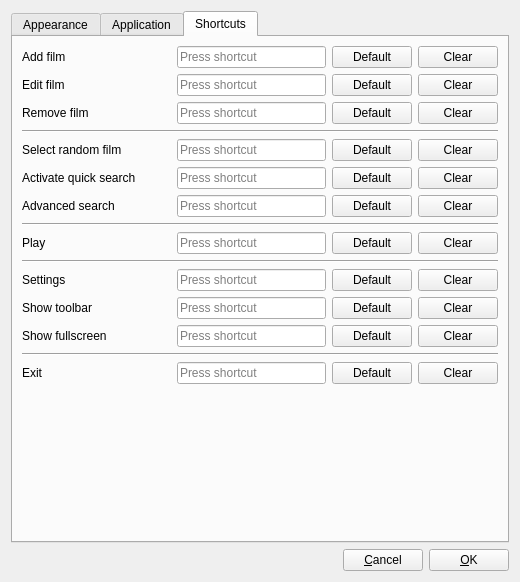
Before: the Qt Designer form src/settingswindow.ui in eugene-melnik/alexandra, drawn with Qt 5.
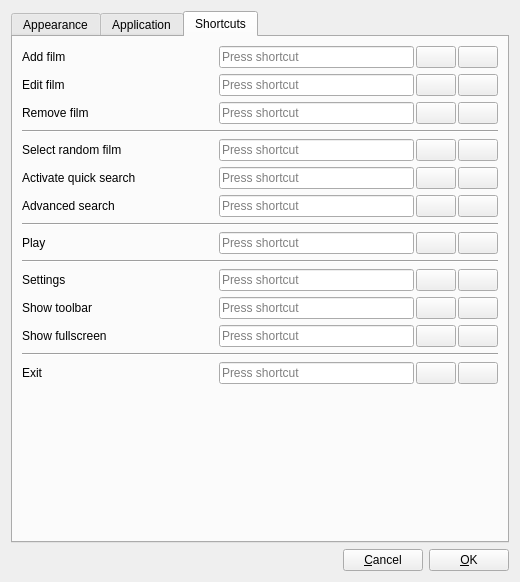
After: the same form once the commit is applied. The open tabs and pages were chosen to show the change. Icons and pictures are not drawn.

Commit message: Icons for Default and Clear buttons and few fixes

The edit to the form file:
```diff
--- a/src/settingswindow.ui
+++ b/src/settingswindow.ui
@@ -760,6 +760,9 @@
       <layout class="QVBoxLayout" name="verticalLayout_5">
        <item>
         <layout class="QHBoxLayout" name="hlAddFilm" stretch="1,1,0,0">
+         <property name="spacing">
+          <number>2</number>
+         </property>
          <item>
           <widget class="QLabel" name="labelAddFilm">
            <property name="text">
@@ -772,14 +775,14 @@
          </item>
          <item>
           <widget class="QPushButton" name="bDefaultAddFilm">
-           <property name="text">
+           <property name="toolTip">
             <string>Default</string>
            </property>
           </widget>
          </item>
          <item>
           <widget class="QPushButton" name="bClearAddFilm">
-           <property name="text">
+           <property name="toolTip">
             <string>Clear</string>
            </property>
           </widget>
@@ -788,6 +791,9 @@
        </item>
        <item>
         <layout class="QHBoxLayout" name="hlEditFilm" stretch="1,1,0,0">
+         <property name="spacing">
+          <number>2</number>
+         </property>
          <item>
           <widget class="QLabel" name="labelEditFilm">
            <property name="text">
@@ -800,14 +806,14 @@
          </item>
          <item>
           <widget class="QPushButton" name="bDefaultEditFilm">
-           <property name="text">
+           <property name="toolTip">
             <string>Default</string>
            </property>
           </widget>
          </item>
          <item>
           <widget class="QPushButton" name="bClearEditFilm">
-           <property name="text">
+           <property name="toolTip">
             <string>Clear</string>
            </property>
           </widget>
@@ -816,6 +822,9 @@
        </item>
        <item>
         <layout class="QHBoxLayout" name="hlRemoveFilm" stretch="1,1,0,0">
+         <property name="spacing">
+          <number>2</number>
+         </property>
          <item>
           <widget class="QLabel" name="labelRemoveFilm">
            <property name="text">
@@ -828,14 +837,14 @@
          </item>
          <item>
           <widget class="QPushButton" name="bDefaultRemoveFilm">
-           <property name="text">
+           <property name="toolTip">
             <string>Default</string>
            </property>
           </widget>
          </item>
          <item>
           <widget class="QPushButton" name="bClearRemoveFilm">
-           <property name="text">
+           <property name="toolTip">
             <string>Clear</string>
            </property>
           </widget>
@@ -851,6 +860,9 @@
        </item>
        <item>
         <layout class="QHBoxLayout" name="hlSelectRandomFilm" stretch="1,1,0,0">
+         <property name="spacing">
+          <number>2</number>
+         </property>
          <item>
           <widget class="QLabel" name="labelSelectRandomFilm">
            <property name="text">
@@ -863,14 +875,14 @@
          </item>
          <item>
           <widget class="QPushButton" name="bDefaultSelectRandomFilm">
-           <property name="text">
+           <property name="toolTip">
             <string>Default</string>
            </property>
           </widget>
          </item>
          <item>
           <widget class="QPushButton" name="bClearSelectRandomFilm">
-           <property name="text">
+           <property name="toolTip">
             <string>Clear</string>
            </property>
           </widget>
@@ -879,6 +891,9 @@
        </item>
        <item>
         <layout class="QHBoxLayout" name="hlActivateQuickSearch" stretch="1,1,0,0">
+         <property name="spacing">
+          <number>2</number>
+         </property>
          <item>
           <widget class="QLabel" name="labelActivateQuickSearch">
            <property name="text">
@@ -891,14 +906,14 @@
          </item>
          <item>
           <widget class="QPushButton" name="bDefaultActivateQuickSearch">
-           <property name="text">
+           <property name="toolTip">
             <string>Default</string>
            </property>
           </widget>
          </item>
          <item>
           <widget class="QPushButton" name="bClearActivateQuickSearch">
-           <property name="text">
+           <property name="toolTip">
             <string>Clear</string>
            </property>
           </widget>
@@ -907,6 +922,9 @@
        </item>
        <item>
         <layout class="QHBoxLayout" name="hlAdvancedSearch" stretch="1,1,0,0">
+         <property name="spacing">
+          <number>2</number>
+         </property>
          <item>
           <widget class="QLabel" name="labelAdvancedSearch">
            <property name="text">
@@ -919,14 +937,14 @@
          </item>
          <item>
           <widget class="QPushButton" name="bDefaultAdvancedSearch">
-           <property name="text">
+           <property name="toolTip">
             <string>Default</string>
            </property>
           </widget>
          </item>
          <item>
           <widget class="QPushButton" name="bClearAdvancedSearch">
-           <property name="text">
+           <property name="toolTip">
             <string>Clear</string>
            </property>
           </widget>
@@ -942,6 +960,9 @@
        </item>
        <item>
         <layout class="QHBoxLayout" name="hlPlay" stretch="1,1,0,0">
+         <property name="spacing">
+          <number>2</number>
+         </property>
          <item>
           <widget class="QLabel" name="labelPlay">
            <property name="text">
@@ -954,14 +975,14 @@
          </item>
          <item>
           <widget class="QPushButton" name="bDefaultPlay">
-           <property name="text">
+           <property name="toolTip">
             <string>Default</string>
            </property>
           </widget>
          </item>
          <item>
           <widget class="QPushButton" name="bClearPlay">
-           <property name="text">
+           <property name="toolTip">
             <string>Clear</string>
            </property>
           </widget>
@@ -977,6 +998,9 @@
        </item>
        <item>
         <layout class="QHBoxLayout" name="hlSettings" stretch="1,1,0,0">
+         <property name="spacing">
+          <number>2</number>
+         </property>
          <item>
           <widget class="QLabel" name="labelSettings">
            <property name="text">
@@ -989,14 +1013,14 @@
          </item>
          <item>
           <widget class="QPushButton" name="bDefaultSettings">
-           <property name="text">
+           <property name="toolTip">
             <string>Default</string>
            </property>
           </widget>
          </item>
          <item>
           <widget class="QPushButton" name="bClearSettings">
-           <property name="text">
+           <property name="toolTip">
             <string>Clear</string>
            </property>
           </widget>
@@ -1005,6 +1029,9 @@
        </item>
        <item>
         <layout class="QHBoxLayout" name="hlShowToolbar" stretch="1,1,0,0">
+         <property name="spacing">
+          <number>2</number>
+         </property>
          <item>
           <widget class="QLabel" name="labelShowToolbar">
            <property name="text">
@@ -1017,14 +1044,14 @@
          </item>
          <item>
           <widget class="QPushButton" name="bDefaultShowToolbar">
-           <property name="text">
+           <property name="toolTip">
             <string>Default</string>
            </property>
           </widget>
          </item>
          <item>
           <widget class="QPushButton" name="bClearShowToolbar">
-           <property name="text">
+           <property name="toolTip">
             <string>Clear</string>
            </property>
           </widget>
@@ -1033,6 +1060,9 @@
        </item>
        <item>
         <layout class="QHBoxLayout" name="hlShowFullscreen" stretch="1,1,0,0">
+         <property name="spacing">
+          <number>2</number>
+         </property>
          <item>
           <widget class="QLabel" name="labelShowFullscreen">
            <property name="text">
@@ -1045,14 +1075,14 @@
          </item>
          <item>
           <widget class="QPushButton" name="bDefaultShowFullscreen">
-           <property name="text">
+           <property name="toolTip">
             <string>Default</string>
            </property>
           </widget>
          </item>
          <item>
           <widget class="QPushButton" name="bClearShowFullscreen">
-           <property name="text">
+           <property name="toolTip">
             <string>Clear</string>
            </property>
           </widget>
@@ -1068,6 +1098,9 @@
        </item>
        <item>
         <layout class="QHBoxLayout" name="hlExit" stretch="1,1,0,0">
+         <property name="spacing">
+          <number>2</number>
+         </property>
          <item>
           <widget class="QLabel" name="labelExit">
            <property name="text">
@@ -1080,14 +1113,14 @@
          </item>
          <item>
           <widget class="QPushButton" name="bDefaultExit">
-           <property name="text">
+           <property name="toolTip">
             <string>Default</string>
            </property>
           </widget>
          </item>
          <item>
           <widget class="QPushButton" name="bClearExit">
-           <property name="text">
+           <property name="toolTip">
             <string>Clear</string>
            </property>
           </widget>
```
Left out of the diff: 108 changed lines with no effect on the pictures. The commit also changes 4 other files.
